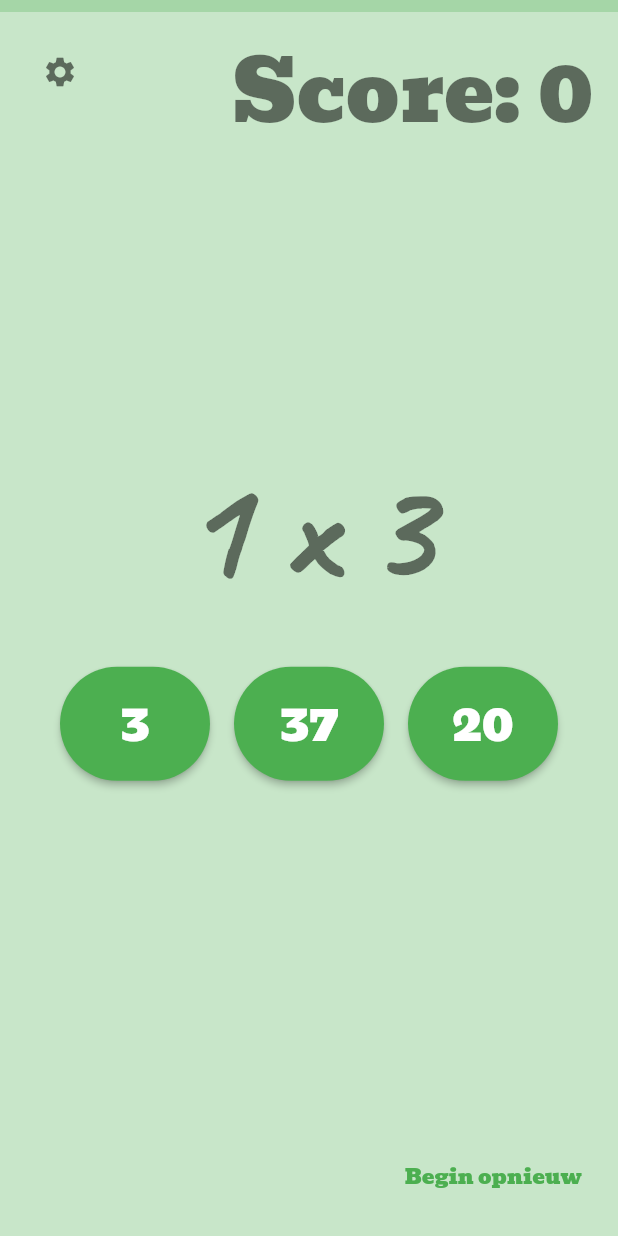
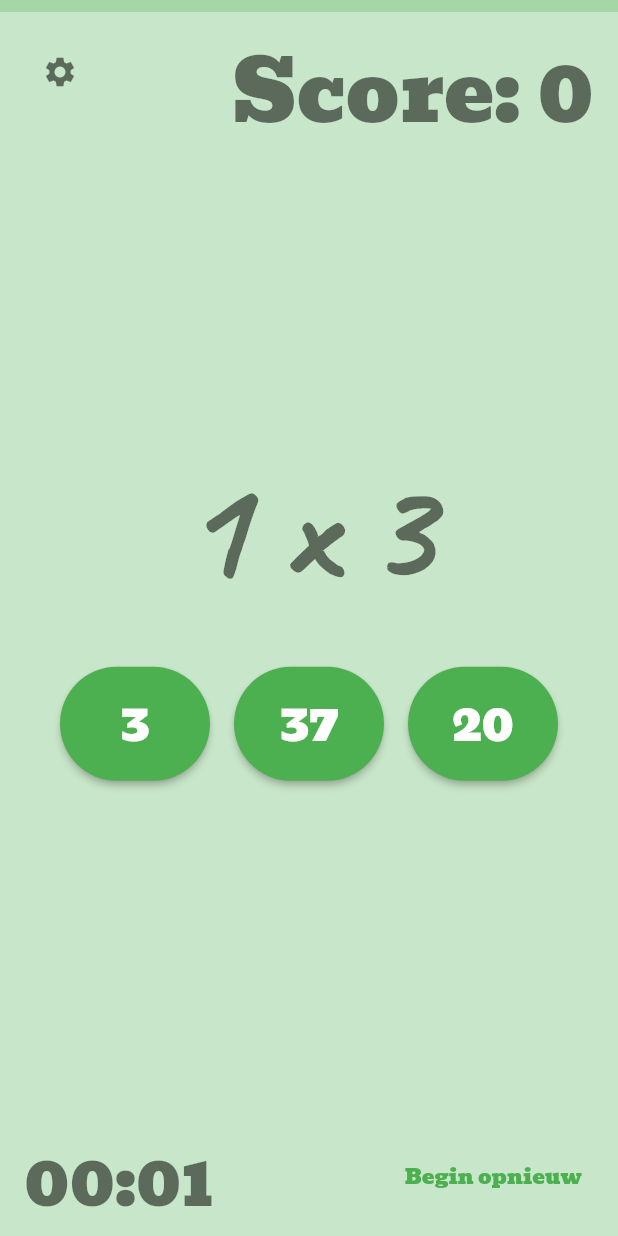
Before and after one commit to rogiervandenberg/tafeltester, a Flutter app: the screen it shows after launch, after a tap on "Start", on a phone screen of 412 x 824 dp. Run offline on Flutter 3.47's test engine with Material 2 defaults, Android fonts, the light colour scheme and no system bars; our stand-ins replace animate_do, bloc, flutter_bloc, shared_preferences.

Commit message:
Add timer to screen

```diff
--- a/lib/cubit/question_cubit.dart
+++ b/lib/cubit/question_cubit.dart
@@ -25,7 +25,7 @@ class QuestionCubit extends Cubit<QuestionState> {
 
     settingsSubscription = settingsCubit.stream.listen((settingsState) {
       tablesToPractice = settingsState.settings.tablesToArray();
-      start();
+      emit(QuestionInitial());
     });
   }
 
@@ -81,7 +81,7 @@ class QuestionCubit extends Cubit<QuestionState> {
   }
 
   void start() {
-    _reset();
+    _clear();
     setMultiplications();
     // changeQuestion(previousWasCorrect: true);
     currentExercise = multiplications.removeLast();
@@ -92,7 +92,7 @@ class QuestionCubit extends Cubit<QuestionState> {
         totalAmount: totalAmount)));
   }
 
-  void _reset() {
+  void _clear() {
     multiplications = [];
   }
 
--- a/lib/cubit/timer_cubit.dart
+++ b/lib/cubit/timer_cubit.dart
@@ -3,13 +3,30 @@ import 'dart:async';
 import 'package:bloc/bloc.dart';
 import 'package:meta/meta.dart';
 
+import 'package:tafeltester/cubit/question_cubit.dart';
 part 'timer_state.dart';
 
 class TimerCubit extends Cubit<TimerState> {
-  TimerCubit() : super(const TimerInitial(Duration.zero));
-
+  final QuestionCubit questionCubit;
+  late StreamSubscription questionSubscription;
   Timer? durationTimer;
   Duration myDuration = Duration.zero;
+
+  TimerCubit({required this.questionCubit})
+      : super(const TimerInitial(Duration.zero)) {
+    monitorQuestionsAnswered();
+  }
+
+  StreamSubscription<QuestionState> monitorQuestionsAnswered() {
+    return questionSubscription = questionCubit.stream.listen((questionState) {
+      if (questionState is FirstQuestion) {
+        resetTimer();
+        startTimer();
+      } else if (questionState is LastAnswerGiven) {
+        stopTimer();
+      }
+    });
+  }
 
   void startTimer() {
     durationTimer =
@@ -17,7 +34,7 @@ class TimerCubit extends Cubit<TimerState> {
   }
 
   void stopTimer() {
-    durationTimer!.cancel();
+    durationTimer?.cancel();
   }
 
   void resetTimer() {
@@ -36,6 +53,7 @@ class TimerCubit extends Cubit<TimerState> {
   @override
   Future<void> close() {
     durationTimer?.cancel();
+    questionSubscription.cancel();
     return super.close();
   }
 }
--- a/lib/main.dart
+++ b/lib/main.dart
@@ -4,9 +4,11 @@ import 'package:tafeltester/configuration.dart';
 import 'package:tafeltester/cubit/question_cubit.dart';
 import 'package:tafeltester/cubit/score_cubit.dart';
 import 'package:tafeltester/cubit/settings_cubit.dart';
+import 'package:tafeltester/cubit/timer_cubit.dart';
 import 'package:tafeltester/score.dart';
 
 import 'package:animate_do/animate_do.dart';
+import 'package:tafeltester/timer.dart';
 
 import 'configuration.dart';
 
@@ -53,6 +55,11 @@ class MyApp extends StatelessWidget {
             BlocProvider<ScoreCubit>(
               lazy: false,
               create: (context) => ScoreCubit(
+                  questionCubit: BlocProvider.of<QuestionCubit>(context)),
+            ),
+            BlocProvider<TimerCubit>(
+              lazy: false,
+              create: (context) => TimerCubit(
                   questionCubit: BlocProvider.of<QuestionCubit>(context)),
             ),
           ],
@@ -112,6 +119,12 @@ class MyApp extends StatelessWidget {
                                   "Begin opnieuw",
                                 ),
                               )),
+                        ),
+                      if (state is QuestionLoaded)
+                        const Positioned(
+                          bottom: 0,
+                          left: 16.0,
+                          child: Timer(),
                         ),
                       Center(
                         child: Column(
--- /dev/null
+++ b/lib/timer.dart
@@ -0,0 +1,30 @@
+import 'package:animate_do/animate_do.dart';
+import 'package:flutter/material.dart';
+import 'package:flutter_bloc/flutter_bloc.dart';
+import 'package:tafeltester/cubit/timer_cubit.dart';
+
+class Timer extends StatelessWidget {
+  const Timer({super.key});
+
+  @override
+  Widget build(BuildContext context) {
+    final textTheme = Theme.of(context).textTheme;
+    return Center(
+      child: BlocBuilder<TimerCubit, TimerState>(
+        builder: (context, state) {
+          String strDigits(int n) => n.toString().padLeft(2, '0');
+          // final days = strDigits(state.duration.inDays);
+          // // Step 7
+          // final hours = strDigits(state.duration.inHours.remainder(24));
+          final minutes = strDigits(state.duration.inMinutes.remainder(60));
+          final seconds = strDigits(state.duration.inSeconds.remainder(60));
+
+          return ElasticIn(
+              duration: const Duration(milliseconds: 800),
+              delay: const Duration(milliseconds: 200),
+              child: Text('$minutes:$seconds', style: textTheme.displaySmall));
+        },
+      ),
+    );
+  }
+}
```
